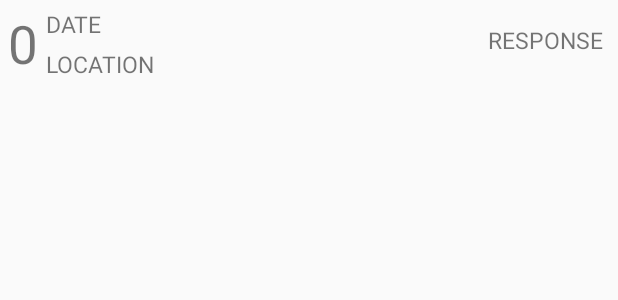
After one commit to lmreller/FallAssist, an Android app: the layout record_item_layout.xml on its own in the app's theme, with its tools: preview values and no code run, on a phone screen of 412 x 824 dp. The commit adds this screen. Shown: the top 300 px of the screen. Run offline under Robolectric (Android 15) with nearby library versions, the phone set to English and light mode, and no system bars.

Commit message:
View Record List
Added functionality to view list of records. Cannot currently view detailed verson of records or edit

```diff
--- a/Development/StruggleAssist/app/src/main/java/com/struggleassist/Model/Record.java
+++ b/Development/StruggleAssist/app/src/main/java/com/struggleassist/Model/Record.java
@@ -30,6 +30,8 @@ public class Record {
 
     SimpleDateFormat idFormat =
             new SimpleDateFormat("yyyyMMddhhmmss");
+
+    public Record(){};
 
     public Record(String userResponse, float incidentScore){
         date = new Date();
@@ -87,9 +89,11 @@ public class Record {
     public void setIncidentScore(float incidentScore){
         this.incidentScore = incidentScore;
     }
+
     public String getId(){
         return id;
     }
+    public void setId(String id){this.id = id;}
 
     public String generateId(){
         float time = System.nanoTime();
--- /dev/null
+++ b/Development/StruggleAssist/app/src/main/res/layout/record_item_layout.xml
@@ -0,0 +1,48 @@
+<?xml version="1.0" encoding="utf-8"?>
+<android.support.constraint.ConstraintLayout xmlns:android="http://schemas.android.com/apk/res/android"
+    android:layout_width="match_parent"
+    android:layout_height="wrap_content"
+    xmlns:app="http://schemas.android.com/apk/res-auto">
+
+    <TextView
+        android:layout_width="wrap_content"
+        android:layout_height="wrap_content"
+        android:id="@+id/tvRecordPosition"
+        android:text="0"
+        android:textSize="35dp"
+        android:layout_margin="5dp"
+        app:layout_constraintTop_toTopOf="parent"
+        app:layout_constraintLeft_toLeftOf="parent" />
+
+    <TextView
+        android:layout_width="wrap_content"
+        android:layout_height="wrap_content"
+        android:id="@+id/tvRecordDate"
+        android:text="DATE"
+        android:textSize="15dp"
+        android:layout_margin="5dp"
+        app:layout_constraintTop_toTopOf="parent"
+        app:layout_constraintLeft_toRightOf="@id/tvRecordPosition"/>
+
+    <TextView
+        android:layout_width="wrap_content"
+        android:layout_height="wrap_content"
+        android:id="@+id/tvRecordLocation"
+        android:text="LOCATION"
+        android:textSize="15dp"
+        android:layout_margin="5dp"
+        app:layout_constraintTop_toBottomOf="@id/tvRecordDate"
+        app:layout_constraintLeft_toRightOf="@id/tvRecordPosition"/>
+
+    <TextView
+        android:layout_width="wrap_content"
+        android:layout_height="wrap_content"
+        android:id="@+id/tvRecordResponse"
+        android:text="RESPONSE"
+        android:textSize="15dp"
+        android:layout_margin="10dp"
+        app:layout_constraintRight_toRightOf="parent"
+        app:layout_constraintTop_toTopOf="parent"
+        app:layout_constraintBottom_toBottomOf="parent"/>
+
+</android.support.constraint.ConstraintLayout>
```
Also changed, not shown: Development/StruggleAssist/app/src/main/java/com/struggleassist/Model/RecordAdapter.java (added, +82 -0 lines), Development/StruggleAssist/app/src/main/java/com/struggleassist/View/Contents/IncidentReportContent.java (+72 -1 lines), Development/StruggleAssist/app/src/main/res/layout/content_incident_reports.xml (+4 -8 lines).
